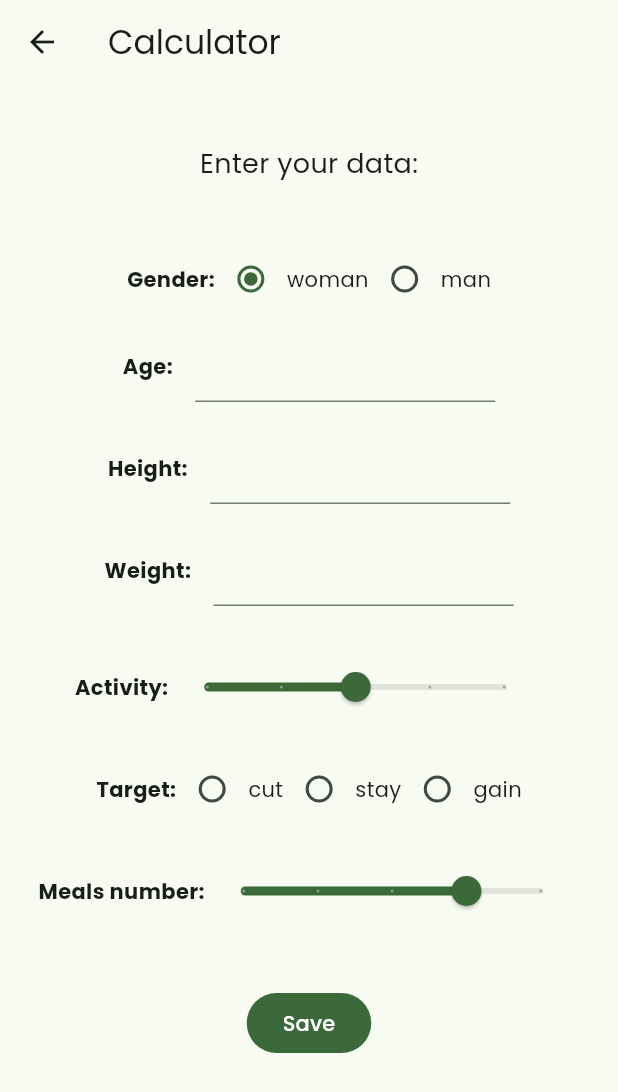
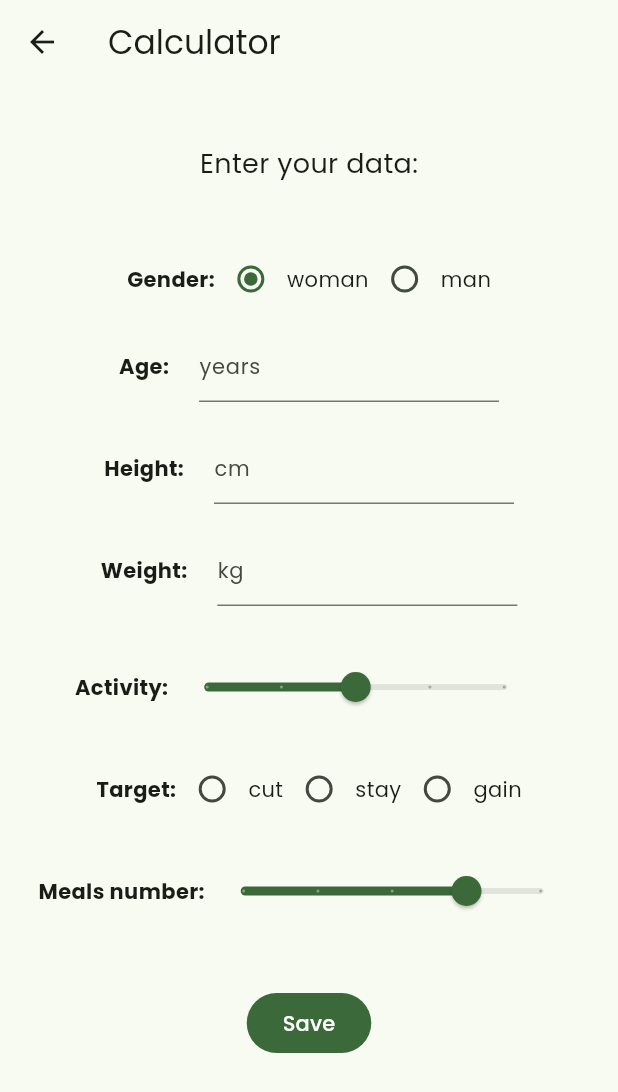
Before and after one commit to p-olszewski/DietDesigner, a Flutter app: the screen it shows after launch, on a phone screen of 412 x 824 dp. Shown: the top 1092 px of the screen. Run offline on Flutter 3.47's test engine with Material 2 defaults, Android fonts, the phone set to English and light mode, and no system bars; our stand-ins replace cloud_firestore, firebase_auth, firebase_core, flutter_dotenv, fluttertoast, google_fonts; accounts and stored records are empty.

Commit message:
add hint text to calculator text fields

```diff
--- a/lib/screens/calculator_screen.dart
+++ b/lib/screens/calculator_screen.dart
@@ -116,9 +116,21 @@ class _CalculatorScreenState extends State<CalculatorScreen> {
           children: [
             headerText,
             genderRow,
-            TextInput(controller: _ageFieldController, labelText: "Age:"),
-            TextInput(controller: _heightFieldController, labelText: "Height:"),
-            TextInput(controller: _weightFieldController, labelText: "Weight:"),
+            TextInput(
+              controller: _ageFieldController,
+              labelText: "Age:",
+              hintText: "years",
+            ),
+            TextInput(
+              controller: _heightFieldController,
+              labelText: "Height:",
+              hintText: "cm",
+            ),
+            TextInput(
+              controller: _weightFieldController,
+              labelText: "Weight:",
+              hintText: "kg",
+            ),
             activitySlider,
             targetRow,
             mealsNumberSlider,
@@ -139,10 +151,12 @@ class TextInput extends StatelessWidget {
     super.key,
     required this.controller,
     required this.labelText,
+    this.hintText,
   });
 
   final TextEditingController controller;
   final String labelText;
+  final String? hintText;
 
   @override
   Widget build(BuildContext context) {
@@ -155,14 +169,18 @@ class TextInput extends StatelessWidget {
             labelText,
             style: const TextStyle(fontWeight: FontWeight.bold),
           ),
-          const SizedBox(width: 15),
+          const SizedBox(width: 20),
           SizedBox(
             width: 200,
             child: TextField(
               controller: controller,
-              decoration: const InputDecoration(border: UnderlineInputBorder()),
+              decoration: InputDecoration(
+                border: const UnderlineInputBorder(),
+                hintText: hintText,
+                hintStyle: TextStyle(fontSize: Theme.of(context).textTheme.labelLarge!.fontSize),
+              ),
             ),
-          )
+          ),
         ],
       ),
     );
```
